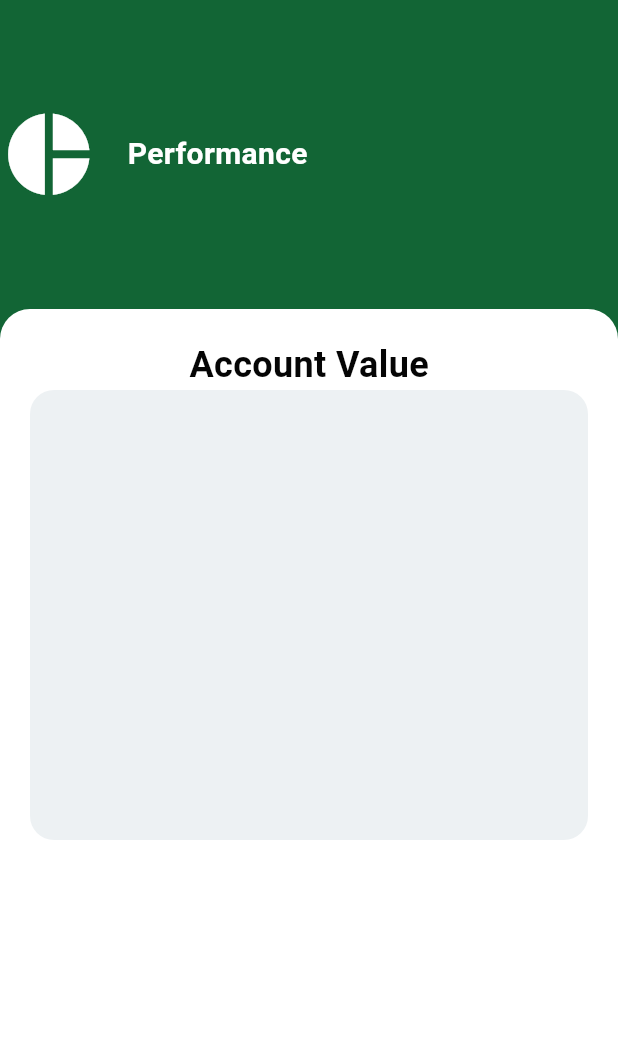
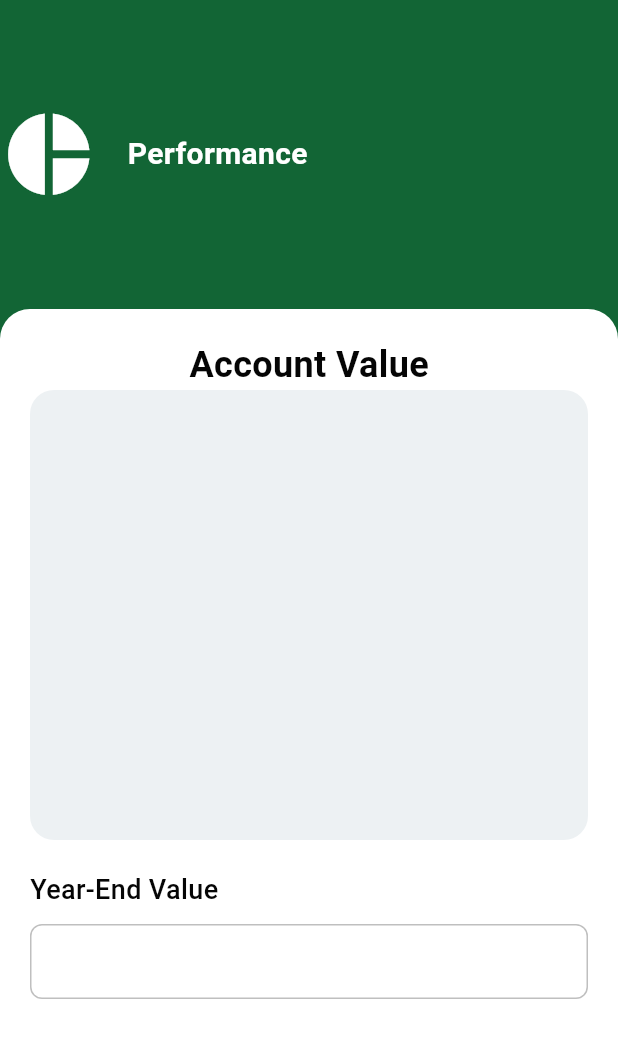
Before and after one commit to rayhantmt/schultzim, a Flutter app: the PerformanceView screen opened directly, on a phone screen of 412 x 824 dp. Shown: the top 1038 px of the screen. Run offline on Flutter 3.47's test engine with Material 3 defaults, Android fonts, the phone set to English and light mode, and no system bars; our stand-ins replace country_code_picker, flutter_svg, get.

Commit message:
designing the container on performance screen

```diff
--- a/lib/app/modules/performance/performance_view.dart
+++ b/lib/app/modules/performance/performance_view.dart
@@ -60,7 +60,31 @@ class PerformanceView extends StatelessWidget {
                         borderRadius: BorderRadius.circular(16),
                         color: Color(0xffEDF1F3)
                       ),
-                    )
+                    ),
+                    SizedBox(height: 20,),
+                    Row(
+                      children: [
+                        Text('Year-End Value',
+                        style: TextStyle(
+                          fontWeight: FontWeight.w500,
+                          fontSize: 18,
+                          color: Color(0xff050505)
+                        ),
+                        ),
+
+                      ],
+                    ),
+                    SizedBox(height: 10,),
+                    Container(
+                          height: 50,
+                          decoration: BoxDecoration(
+                            borderRadius: BorderRadius.circular(8),
+                            border: Border.all(
+                              width: 1,
+                              color: Color(0xffBFBFBF)
+                            )
+                          ),
+                        )
                   ],
                 ),
               ),
```
